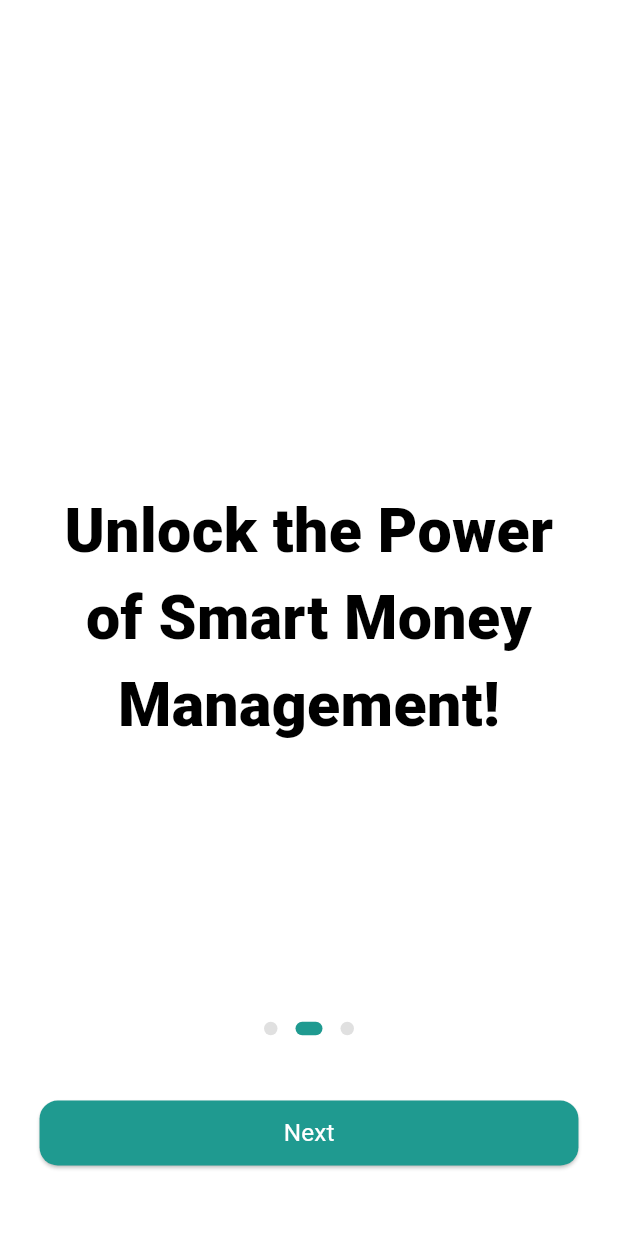
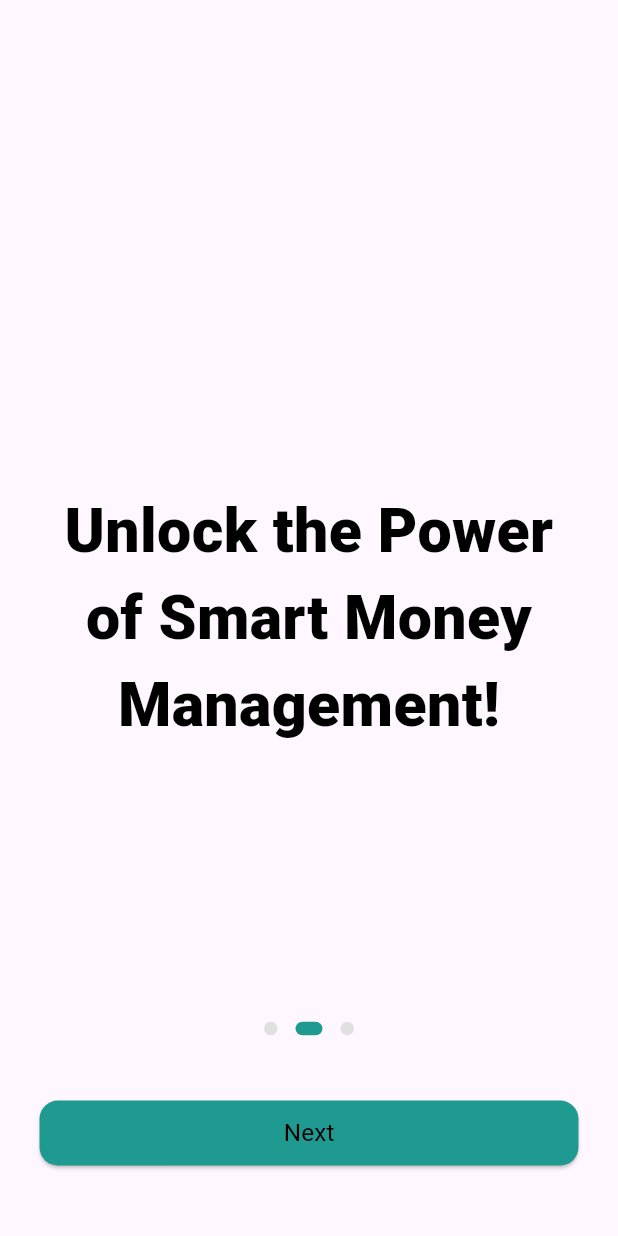
Before and after one commit to Joint-Venture-AI/financial_ai, a Flutter app: the screen it shows after launch, after a tap on "Next", on a phone screen of 412 x 824 dp. Run offline on Flutter 3.47's test engine with Material 3 defaults, Android fonts, the phone set to English and light mode, and no system bars; drawn by our look-alikes of dots_indicator; our stand-ins replace fl_chart, flutter_otp_text_field, flutter_screenutil, flutter_svg, get, google_fonts and 3 more; project files that could hold a hidden picture were left out.

Commit message:
added bugs :)

```diff
--- a/lib/core/utils/app_styles.dart
+++ b/lib/core/utils/app_styles.dart
@@ -39,7 +39,7 @@ class AppStyles extends GetxController {
 
   static TextStyle smallText = TextStyle(
     fontSize: 16.sp,
-    color: Colors.white,
+    color: Colors.black,
     fontWeight: FontWeight.w400,
   );
 }
--- a/lib/main.dart
+++ b/lib/main.dart
@@ -21,6 +21,7 @@ class MyApp extends StatelessWidget {
       designSize: Size(375, 812),
       builder: (context, child) {
         return GetMaterialApp(
+          debugShowCheckedModeBanner: false,
           theme: DefaultTheme.theme,
           initialRoute: AppRoutes.onBoarding,
           initialBinding: AppBindings.bindings,
--- a/lib/views/screens/on_boarding/components/board_1.dart
+++ b/lib/views/screens/on_boarding/components/board_1.dart
@@ -8,9 +8,7 @@ class BoardOneView extends StatelessWidget {
 
   @override
   Widget build(BuildContext context) {
-    return Scaffold(
-      backgroundColor: AppStyles.bgColor,
-      body: Padding(
+    return Padding(
       padding: EdgeInsets.symmetric(horizontal: 24.w, vertical: 10.h),
       child: Column(
         mainAxisAlignment: MainAxisAlignment.center,
@@ -24,7 +22,6 @@ class BoardOneView extends StatelessWidget {
           ),
         ],
       ),
-      ),
     );
   }
 }
--- a/lib/views/screens/on_boarding/components/board_2.dart
+++ b/lib/views/screens/on_boarding/components/board_2.dart
@@ -8,9 +8,7 @@ class BoardTwoView extends StatelessWidget {
 
   @override
   Widget build(BuildContext context) {
-    return Scaffold(
-      backgroundColor: AppStyles.bgColor,
-      body: Padding(
+    return Padding(
       padding: EdgeInsets.symmetric(horizontal: 24.w, vertical: 10.h),
       child: Column(
         mainAxisAlignment: MainAxisAlignment.center,
@@ -24,7 +22,6 @@ class BoardTwoView extends StatelessWidget {
           ),
         ],
       ),
-      ),
     );
   }
 }
--- a/lib/views/screens/on_boarding/components/board_3.dart
+++ b/lib/views/screens/on_boarding/components/board_3.dart
@@ -8,9 +8,7 @@ class BoardThreeView extends StatelessWidget {
 
   @override
   Widget build(BuildContext context) {
-    return Scaffold(
-      backgroundColor: AppStyles.bgColor,
-      body: Padding(
+    return Padding(
       padding: EdgeInsets.symmetric(horizontal: 24.w, vertical: 10.h),
       child: Column(
         mainAxisAlignment: MainAxisAlignment.center,
@@ -23,7 +21,6 @@ class BoardThreeView extends StatelessWidget {
           ),
         ],
       ),
-      ),
     );
   }
 }
```
Also changed, not shown: lib/views/screens/auth/sign_in_screen.dart (+3 -7 lines), lib/views/screens/auth/sign_up_screen.dart (+1 -6 lines), 1 other file. Lines whose indentation alone changed are shown as unchanged.
